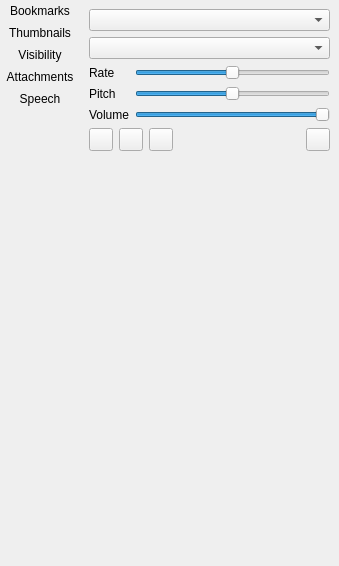
JakubMelka/PDF4QT, file PdfForQtViewer/pdfsidebarwidget.ui: the form before one commit.
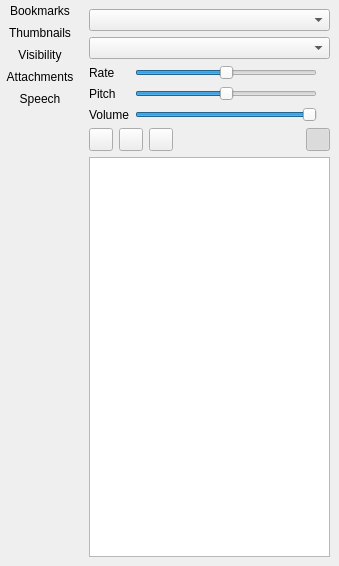
The form after the commit. Icons and pictures are not drawn.

Commit message: Text to speech engine - finishing

```diff
--- a/PdfForQtViewer/pdfsidebarwidget.ui
+++ b/PdfForQtViewer/pdfsidebarwidget.ui
@@ -321,6 +321,15 @@
            </property>
           </widget>
          </item>
+         <item row="0" column="2">
+          <widget class="QLabel" name="speechRateValueLabel"/>
+         </item>
+         <item row="1" column="2">
+          <widget class="QLabel" name="speechPitchValueLabel"/>
+         </item>
+         <item row="2" column="2">
+          <widget class="QLabel" name="speechVolumeValueLabel"/>
+         </item>
         </layout>
        </item>
        <item>
@@ -368,22 +377,18 @@
             <iconset resource="pdfforqtviewer.qrc">
              <normaloff>:/resources/synchronize.svg</normaloff>:/resources/synchronize.svg</iconset>
            </property>
+           <property name="checkable">
+            <bool>true</bool>
+           </property>
+           <property name="checked">
+            <bool>true</bool>
+           </property>
           </widget>
          </item>
         </layout>
        </item>
        <item>
-        <spacer name="verticalSpacer">
-         <property name="orientation">
-          <enum>Qt::Vertical</enum>
-         </property>
-         <property name="sizeHint" stdset="0">
-          <size>
-           <width>20</width>
-           <height>393</height>
-          </size>
-         </property>
-        </spacer>
+        <widget class="QTextBrowser" name="speechActualTextEdit"/>
        </item>
       </layout>
      </widget>
```
Left out of the diff: 40 changed lines with no effect on the pictures. The commit also changes 3 other files.
